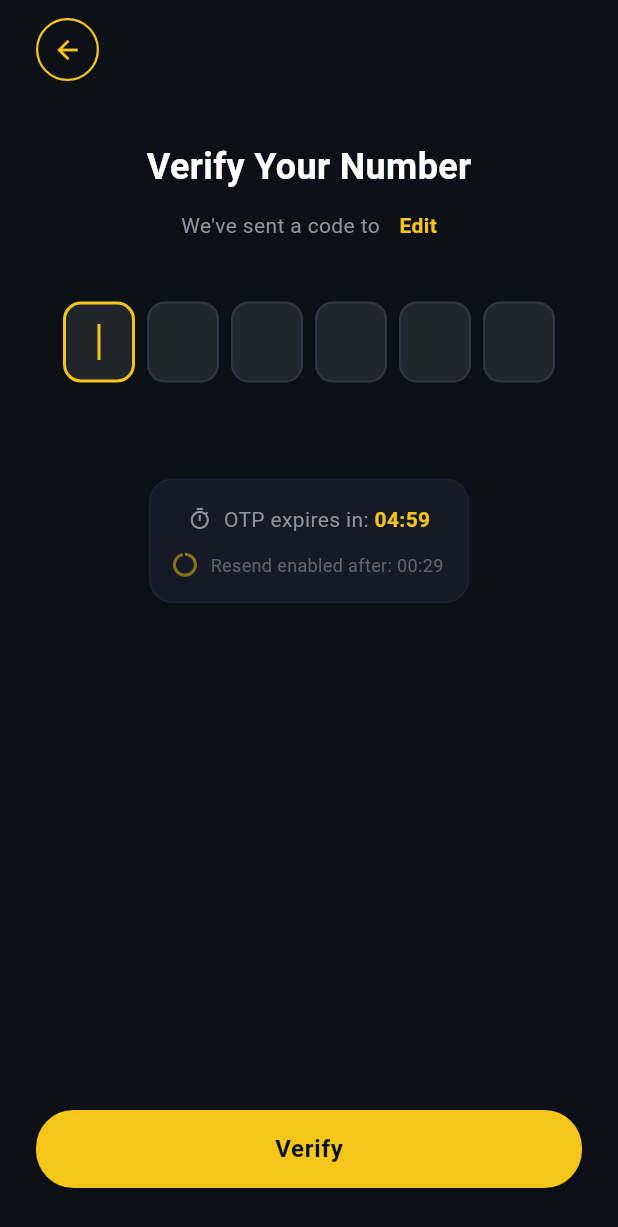
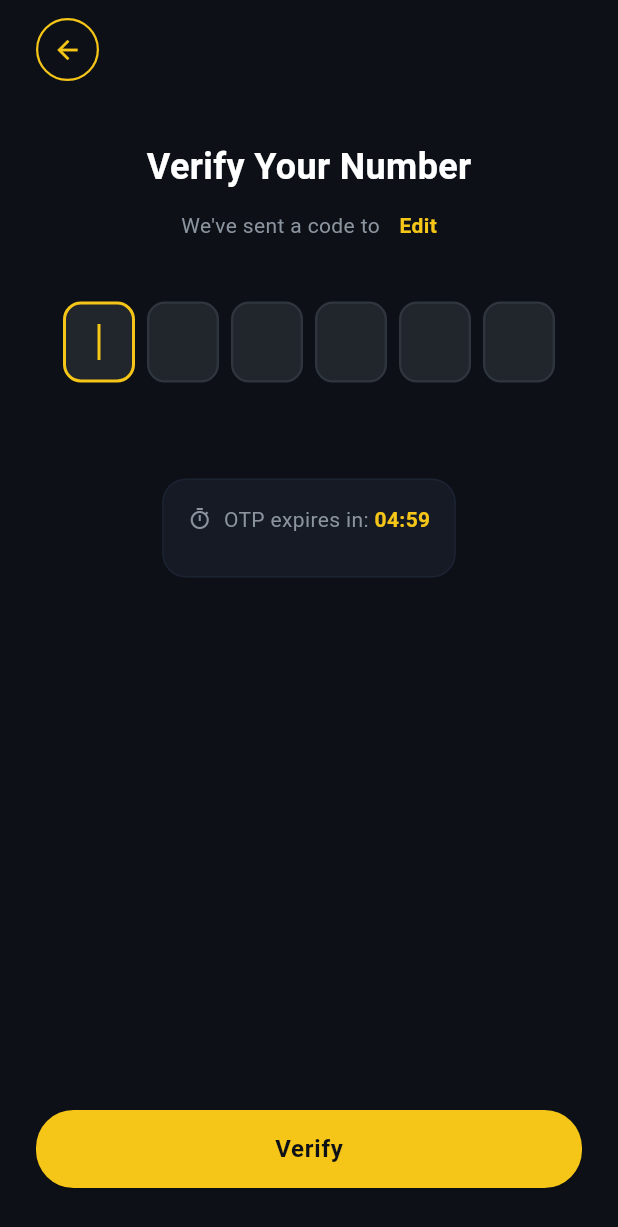
Before and after one commit to TrizionGlobal/gozolt-ride-userapp, a Flutter app: the OtpScreen screen opened by its route, on a phone screen of 412 x 824 dp. Shown: the top 1227 px of the screen. Run offline on Flutter 3.47's test engine with Material 3 defaults, Android fonts, the phone set to English and light mode, and no system bars; our stand-ins replace dio, firebase_auth, firebase_core, firebase_messaging, flutter_riverpod, flutter_secure_storage and 13 more; missing offline and left inert: firebase_app_check, flutter_stripe; accounts and stored records are empty; network calls fail.

Commit message:
feat: implement OTP verification screen with resend logic and timer functionality

```diff
--- a/lib/features/auth/presentation/screens/otp_screen.dart
+++ b/lib/features/auth/presentation/screens/otp_screen.dart
@@ -110,7 +110,7 @@ class _OtpScreenState extends ConsumerState<OtpScreen> {
     }
 
     ref.read(authProvider.notifier).verifyOtp(
-          phone: phone,
+          phoneInput: phone,
           otp: _currentOtp,
         );
   }
@@ -308,7 +308,7 @@ class _OtpScreenState extends ConsumerState<OtpScreen> {
                       const SizedBox(height: 12),
                       AnimatedSwitcher(
                         duration: const Duration(milliseconds: 300),
-                        child: _canResend
+                        child: _validitySeconds <= 0
                             ? TextButton.icon(
                                 key: const ValueKey('resend_btn'),
                                 onPressed: _resendOtp,
@@ -319,30 +319,7 @@ class _OtpScreenState extends ConsumerState<OtpScreen> {
                                   textStyle: AppTextStyles.titleSmall,
                                 ),
                               )
-                            : Row(
-                                key: const ValueKey('resend_timer'),
-                                mainAxisSize: MainAxisSize.min,
-                                children: [
-                                  SizedBox(
-                                    width: 14,
-                                    height: 14,
-                                    child: CircularProgressIndicator(
-                                      value: _resendSeconds / AppConstants.otpResendSeconds,
-                                      strokeWidth: 2,
-                                      valueColor: AlwaysStoppedAnimation<Color>(
-                                        AppColors.primaryGold.withOpacity(0.5),
-                                      ),
-                                    ),
-                                  ),
-                                  const SizedBox(width: 10),
-                                  Text(
-                                    'Resend enabled after: ${_formatTime(_resendSeconds)}',
-                                    style: AppTextStyles.bodySmall.copyWith(
-                                      color: AppColors.textSecondary.withOpacity(0.6),
-                                    ),
-                                  ),
-                                ],
-                              ),
+                            : const SizedBox.shrink(key: ValueKey('empty_space')),
                       ),
                     ],
                   ),
```
Also changed, not shown: lib/features/auth/presentation/providers/auth_provider.dart (+6 -3 lines).
